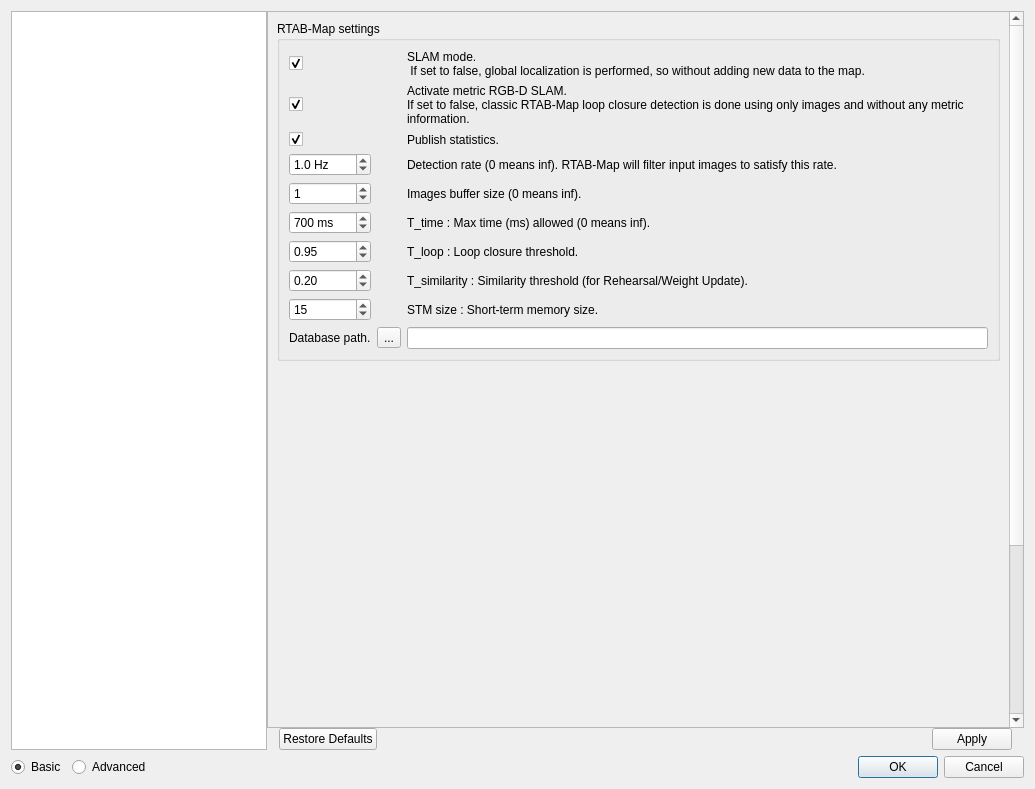
Old version of the form guilib/src/ui/preferencesDialog.ui in the repository introlab/rtabmap.
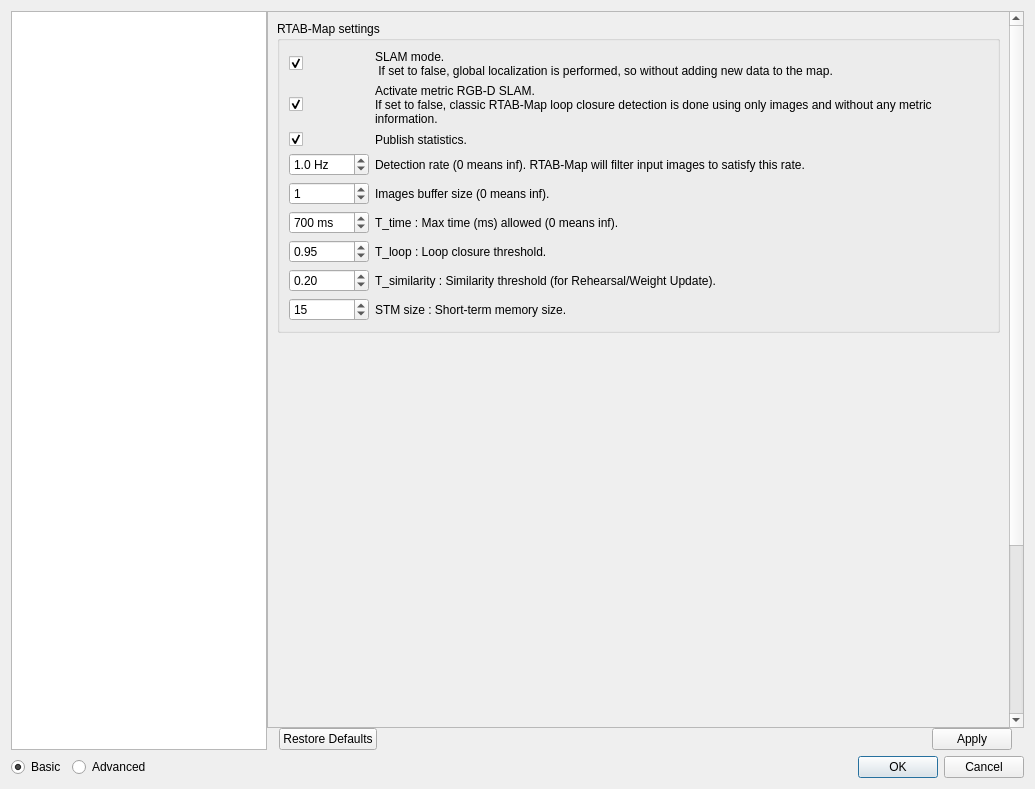
New version of the form. The open tabs and pages were chosen to show the change. Icons and pictures are not drawn. Custom widgets are drawn as their Qt base class.

Commit message: -Updated File menu with new actions "New database...", "Open database", "Close database" and "Edit database". Each new session will be automatically saved when closing the database. The "play" action cannot be activated until a new database is created or a previous session database is opened. -  Memory usage reviewed for the GUI: we don't uncompress data for downloaded nodes from "Download all clouds" action. - Odometry: added optional argument "initialPose" to reset() method

The edit to the form file:
```diff
--- a/guilib/src/ui/preferencesDialog.ui
+++ b/guilib/src/ui/preferencesDialog.ui
@@ -65,7 +65,7 @@
             <x>0</x>
             <y>0</y>
             <width>744</width>
-            <height>1047</height>
+            <height>905</height>
            </rect>
           </property>
           <layout class="QVBoxLayout" name="verticalLayout_16">
@@ -1948,7 +1948,20 @@
                    <property name="title">
                     <string>RTAB-Map settings</string>
                    </property>
-                   <layout class="QGridLayout" name="gridLayout_3" columnstretch="0,0,1">
+                   <layout class="QGridLayout" name="gridLayout_3" columnstretch="0,1">
+                    <item row="3" column="0">
+                     <widget class="QDoubleSpinBox" name="general_doubleSpinBox_detectionRate_2">
+                      <property name="suffix">
+                       <string> Hz</string>
+                      </property>
+                      <property name="decimals">
+                       <number>1</number>
+                      </property>
+                      <property name="value">
+                       <double>1.000000000000000</double>
+                      </property>
+                     </widget>
+                    </item>
                     <item row="0" column="0">
                      <widget class="QCheckBox" name="general_checkBox_SLAM_mode_2">
                       <property name="text">
@@ -1959,7 +1972,7 @@
                       </property>
                      </widget>
                     </item>
-                    <item row="0" column="2">
+                    <item row="0" column="1">
                      <widget class="QLabel" name="label_79">
                       <property name="text">
                        <string>SLAM mode.
@@ -1980,7 +1993,7 @@
                       </property>
                      </widget>
                     </item>
-                    <item row="1" column="2">
+                    <item row="1" column="1">
                      <widget class="QLabel" name="label_activateRGBD_2">
                       <property name="text">
                        <string>Activate metric RGB-D SLAM.
@@ -2001,7 +2014,7 @@
                       </property>
                      </widget>
                     </item>
-                    <item row="2" column="2">
+                    <item row="2" column="1">
                      <widget class="QLabel" name="label_publishStat">
                       <property name="text">
                        <string>Publish statistics.</string>
@@ -2011,20 +2024,7 @@
                       </property>
                      </widget>
                     </item>
-                    <item row="3" column="0">
-                     <widget class="QDoubleSpinBox" name="general_doubleSpinBox_detectionRate_2">
-                      <property name="suffix">
-                       <string> Hz</string>
-                      </property>
-                      <property name="decimals">
-                       <number>1</number>
-                      </property>
-                      <property name="value">
-                       <double>1.000000000000000</double>
-                      </property>
-                     </widget>
-                    </item>
-                    <item row="3" column="2">
+                    <item row="3" column="1">
                      <widget class="QLabel" name="label_134">
                       <property name="text">
                        <string>Detection rate (0 means inf). RTAB-Map will filter input images to satisfy this rate.</string>
@@ -2044,7 +2044,7 @@
                       </property>
                      </widget>
                     </item>
-                    <item row="4" column="2">
+                    <item row="4" column="1">
                      <widget class="QLabel" name="label_112">
                       <property name="text">
                        <string>Images buffer size (0 means inf).</string>
@@ -2073,7 +2073,7 @@
                       </property>
                      </widget>
                     </item>
-                    <item row="5" column="2">
+                    <item row="5" column="1">
                      <widget class="QLabel" name="label_timeLimit_2">
                       <property name="text">
                        <string>T_time : Max time (ms) allowed (0 means inf).</string>
@@ -2096,7 +2096,7 @@
                       </property>
                      </widget>
                     </item>
-                    <item row="6" column="2">
+                    <item row="6" column="1">
                      <widget class="QLabel" name="label_121">
                       <property name="text">
                        <string>T_loop : Loop closure threshold.</string>
@@ -2116,7 +2116,7 @@
                       </property>
                      </widget>
                     </item>
-                    <item row="7" column="2">
+                    <item row="7" column="1">
                      <widget class="QLabel" name="label_similarity_2">
                       <property name="text">
                        <string>T_similarity : Similarity threshold (for Rehearsal/Weight Update).</string>
@@ -2139,7 +2139,7 @@
                       </property>
                      </widget>
                     </item>
-                    <item row="8" column="2">
+                    <item row="8" column="1">
                      <widget class="QLabel" name="label_126">
                       <property name="text">
                        <string>STM size : Short-term memory size.</string>
@@ -2149,30 +2149,6 @@
                       </property>
                      </widget>
                     </item>
-                    <item row="9" column="0">
-                     <widget class="QLabel" name="label_databasePath_2">
-                      <property name="text">
-                       <string>Database path.</string>
-                      </property>
-                      <property name="wordWrap">
-                       <bool>true</bool>
-                      </property>
-                     </widget>
-                    </item>
-                    <item row="9" column="1">
-                     <widget class="QToolButton" name="toolButton_databasePath_2">
-                      <property name="text">
-                       <string>...</string>
-                      </property>
-                     </widget>
-                    </item>
-                    <item row="9" column="2">
-                     <widget class="QLineEdit" name="lineEdit_databasePath_2">
-                      <property name="readOnly">
-                       <bool>true</bool>
-                      </property>
-                     </widget>
-                    </item>
                    </layout>
                   </widget>
                  </item>
```
Left out of the diff: 32 changed lines with no effect on the pictures. The commit also changes 29 other files.
